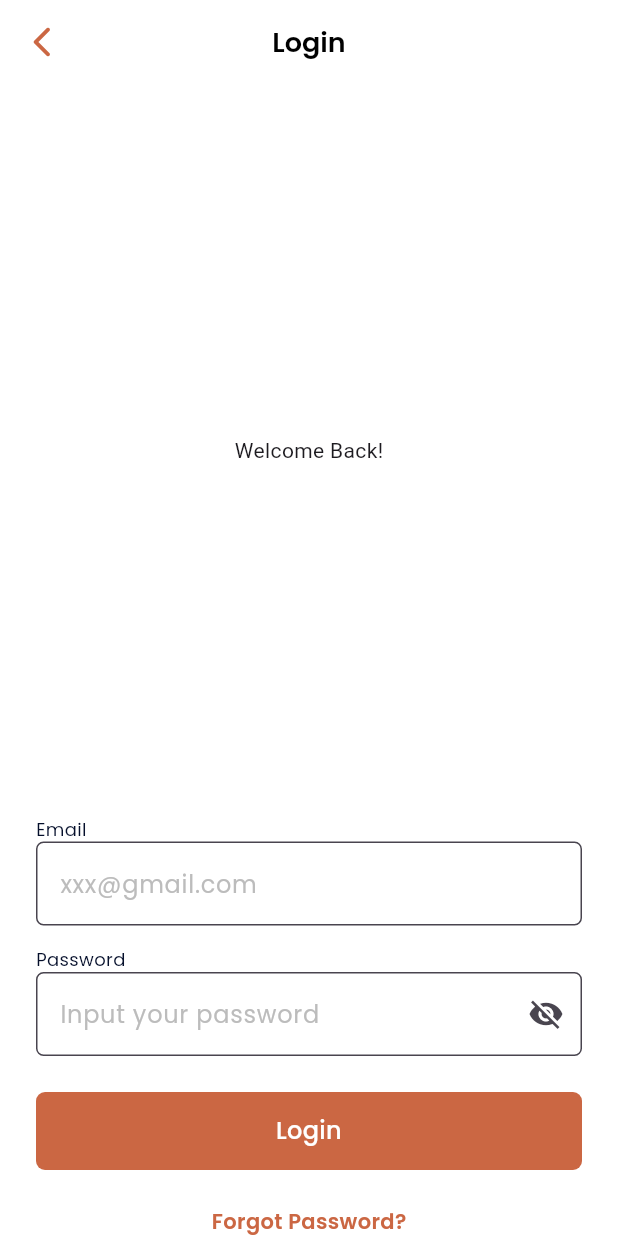
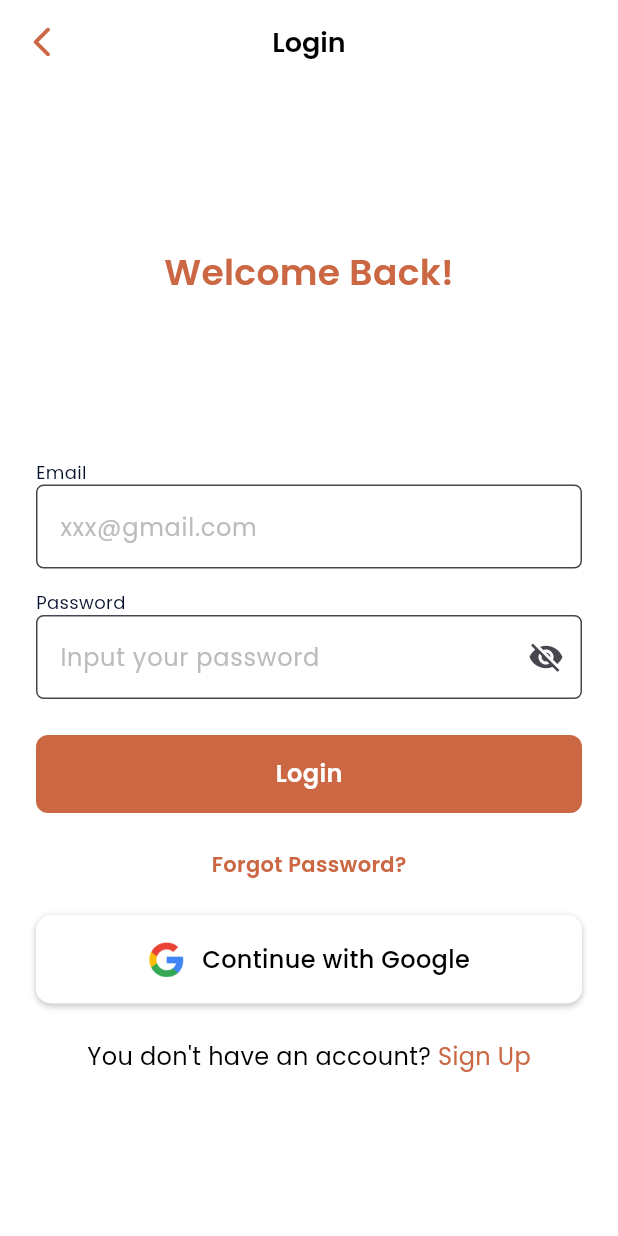
Before and after one commit to karehaa/eco-style, a Flutter app: the screen it shows after launch, after a tap on "Skip", on a phone screen of 412 x 824 dp. Run offline on Flutter 3.47's test engine with Material 3 defaults, Android fonts, the phone set to English and light mode, and no system bars.

Commit message:
Sign-In Page UI Finished

```diff
--- a/lib/pages/onboarding/onboarding1.dart
+++ b/lib/pages/onboarding/onboarding1.dart
@@ -103,8 +103,13 @@ class Onboarding1 extends StatelessWidget {
                   ),
                   const MultiPurposeButton(
                     buttonText: "Continue",
+                    textColor: ColorPallete.white,
+                    textWeight: FontWeight.w500,
+                    buttonColor: ColorPallete.terracota,
                     buttonHeight: 50,
+                    radius: 6,
                     routeDestination: Onboarding2(),
+                    hasIcon: false,
                   ),
                 ],
               )),
--- a/lib/pages/onboarding/onboarding2.dart
+++ b/lib/pages/onboarding/onboarding2.dart
@@ -103,8 +103,13 @@ class Onboarding2 extends StatelessWidget {
                   ),
                   const MultiPurposeButton(
                     buttonText: "Continue",
+                    textColor: ColorPallete.white,
+                    textWeight: FontWeight.w500,
+                    buttonColor: ColorPallete.terracota,
                     buttonHeight: 50,
+                    radius: 6,
                     routeDestination: Onboarding3(),
+                    hasIcon: false,
                   ),
                 ],
               )),
--- a/lib/pages/onboarding/onboarding3.dart
+++ b/lib/pages/onboarding/onboarding3.dart
@@ -102,8 +102,13 @@ class Onboarding3 extends StatelessWidget {
                   ),
                   const MultiPurposeButton(
                     buttonText: "Continue",
+                    textColor: ColorPallete.white,
+                    textWeight: FontWeight.w500,
+                    buttonColor: ColorPallete.terracota,
                     buttonHeight: 50,
+                    radius: 6,
                     routeDestination: SignIn(),
+                    hasIcon: false,
                   ),
                 ],
               )),
--- a/lib/pages/registration/sign_in.dart
+++ b/lib/pages/registration/sign_in.dart
@@ -1,3 +1,5 @@
+import 'package:eco_style/pages/onboarding/onboarding3.dart';
+import 'package:eco_style/pages/registration/sign_up.dart';
 import 'package:eco_style/themes/color_pallete.dart';
 import 'package:eco_style/widgets/multi_purpose_button.dart';
 import 'package:eco_style/widgets/non_visible_field.dart';
@@ -23,7 +25,12 @@ class _SignIn extends State<SignIn> {
         backgroundColor: Colors.transparent,
         elevation: 0,
         leading: IconButton(
-          onPressed: () {},
+          onPressed: () => Navigator.push(
+            context,
+            MaterialPageRoute(
+              builder: (context) => const Onboarding3(),
+            ),
+          ),
           icon: const Icon(Icons.arrow_back_ios_new_rounded),
           color: ColorPallete.terracota,
         ),
@@ -42,12 +49,20 @@ class _SignIn extends State<SignIn> {
         child: Container(
           width: double.infinity,
           padding: const EdgeInsets.symmetric(horizontal: 24),
-          child: const Column(
+          child: Column(
             children: [
-              Spacer(),
-              Text("Welcome Back!"),
-              Spacer(),
-              Align(
+              const Spacer(),
+              const Text(
+                "Welcome Back!",
+                style: TextStyle(
+                  color: ColorPallete.terracota,
+                  fontSize: 24,
+                  fontWeight: FontWeight.w600,
+                  fontFamily: 'Poppins',
+                ),
+              ),
+              const Spacer(),
+              const Align(
                 alignment: Alignment.centerLeft,
                 child: Text(
                   "Email",
@@ -59,13 +74,13 @@ class _SignIn extends State<SignIn> {
                   ),
                 ),
               ),
-              VisibleField(
+              const VisibleField(
                 labelText: "xxx@gmail.com",
               ),
-              SizedBox(
+              const SizedBox(
                 height: 14,
               ),
-              Align(
+              const Align(
                 alignment: Alignment.centerLeft,
                 child: Text(
                   "Password",
@@ -77,27 +92,85 @@ class _SignIn extends State<SignIn> {
                   ),
                 ),
               ),
-              NonVisibleField(
+              const NonVisibleField(
                 labelText: "Input your password",
               ),
-              SizedBox(
+              const SizedBox(
                 height: 24,
               ),
-              MultiPurposeButton(
+              const MultiPurposeButton(
                 buttonText: "Login",
+                buttonColor: ColorPallete.terracota,
+                textColor: ColorPallete.white,
+                textWeight: FontWeight.w600,
                 buttonHeight: 52,
+                radius: 8,
                 routeDestination: SignIn(),
+                hasIcon: false,
               ),
-              SizedBox(
+              const SizedBox(
                 height: 24,
               ),
-              TransparentButton(
+              const TransparentButton(
                 buttonText: "Forgot Password?",
                 color: ColorPallete.terracota,
                 fontSize: 14,
                 fontWeight: FontWeight.w600,
                 routeDestination: SignIn(),
-              )
+              ),
+              const SizedBox(
+                height: 24,
+              ),
+              MultiPurposeButton(
+                buttonColor: ColorPallete.white,
+                textColor: ColorPallete.black,
+                textWeight: FontWeight.w500,
+                buttonText: "Continue with Google",
+                buttonHeight: 59,
+                radius: 10,
+                routeDestination: const SignIn(),
+                iconPath: 'assets/image/others/google_logo.png',
+                iconWidth: 24,
+                iconHeight: 24,
+                hasShadow: true,
+                shadows: [
+                  BoxShadow(
+                    color: ColorPallete.black.withOpacity(0.08),
+                    blurRadius: 3,
+                    offset: const Offset(0, 0),
+                  ),
+                  BoxShadow(
+                    color: ColorPallete.black.withOpacity(0.17),
+                    blurRadius: 3,
+                    offset: const Offset(0, 2),
+                  )
+                ],
+              ),
+              const SizedBox(
+                height: 24,
+              ),
+              const Row(
+                mainAxisAlignment: MainAxisAlignment.center,
+                children: [
+                  Text(
+                    "You don't have an account? ",
+                    style: TextStyle(
+                      color: ColorPallete.black,
+                      fontSize: 16,
+                      fontWeight: FontWeight.w400,
+                      fontFamily: 'Poppins',
+                    ),
+                  ),
+                  TransparentButton(
+                    buttonText: "Sign Up",
+                    fontSize: 16,
+                    fontWeight: FontWeight.w400,
+                    color: ColorPallete.terracota,
+                    routeDestination: SignUp(),
+                  )
+                ],
+              ),
+              const Spacer(),
             ],
           ),
         ),
--- a/lib/themes/color_pallete.dart
+++ b/lib/themes/color_pallete.dart
@@ -4,6 +4,7 @@ class ColorPallete {
   static const Color white = Color.fromARGB(255, 255, 255, 255);
   static const Color black = Color.fromARGB(255, 0, 0, 0);
   static const Color grey = Color.fromARGB(255, 188, 188, 188);
+  static const Color darkGrey = Color.fromARGB(255, 143, 143, 143);
   static const Color lightCream = Color.fromARGB(255, 246, 242, 235);
   static const Color darkBrown = Color.fromARGB(255, 73, 57, 44);
   static const Color cream = Color.fromARGB(255, 200, 185, 126);
--- a/lib/widgets/multi_purpose_button.dart
+++ b/lib/widgets/multi_purpose_button.dart
@@ -1,17 +1,36 @@
-import 'package:eco_style/themes/color_pallete.dart';
 import 'package:flutter/material.dart';
 
 class MultiPurposeButton extends StatelessWidget {
   const MultiPurposeButton({
     super.key,
+    required this.buttonColor,
+    required this.textColor,
+    required this.textWeight,
     required this.buttonText,
     required this.buttonHeight,
+    required this.radius,
+    this.hasShadow = false,
+    this.shadows,
     required this.routeDestination,
+    this.hasIcon = true,
+    this.iconPath,
+    this.iconWidth,
+    this.iconHeight,
   });
 
+  final Color buttonColor;
+  final Color textColor;
+  final FontWeight textWeight;
   final String buttonText;
   final double buttonHeight;
+  final double radius;
   final Widget routeDestination;
+  final bool hasShadow;
+  final List<BoxShadow>? shadows;
+  final bool hasIcon;
+  final String? iconPath;
+  final double? iconWidth;
+  final double? iconHeight;
 
   @override
   Widget build(BuildContext context) {
@@ -22,18 +41,35 @@ class MultiPurposeButton extends StatelessWidget {
         width: double.infinity,
         height: buttonHeight,
         decoration: BoxDecoration(
-            color: ColorPallete.terracota,
-            borderRadius: BorderRadius.circular(6)),
+          color: buttonColor,
+          borderRadius: BorderRadius.circular(radius),
+          boxShadow: hasShadow ? shadows ?? shadows : [],
+        ),
         child: Center(
-            child: Text(
-          buttonText,
-          style: const TextStyle(
-            color: ColorPallete.white,
-            fontSize: 16,
-            fontWeight: FontWeight.w500,
-            fontFamily: 'Poppins',
-          ),
-          textAlign: TextAlign.center,
+            child: Row(
+          mainAxisAlignment: MainAxisAlignment.center,
+          children: [
+            if (hasIcon && iconPath != null)
+              Image.asset(
+                iconPath!,
+                width: iconWidth,
+                height: iconHeight,
+              ),
+            if (hasIcon && iconPath != null)
+              const SizedBox(
+                width: 12,
+              ),
+            Text(
+              buttonText,
+              style: TextStyle(
+                color: textColor,
+                fontSize: 16,
+                fontWeight: textWeight,
+                fontFamily: 'Poppins',
+              ),
+              textAlign: TextAlign.center,
+            ),
+          ],
         )),
       ),
     );
--- a/lib/widgets/transparent_button.dart
+++ b/lib/widgets/transparent_button.dart
@@ -1,5 +1,4 @@
 import 'package:flutter/material.dart';
-import 'package:eco_style/themes/color_pallete.dart';
 
 class TransparentButton extends StatelessWidget {
   const TransparentButton({
--- a/pubspec.yaml
+++ b/pubspec.yaml
@@ -62,6 +62,7 @@ flutter:
   # To add assets to your application, add an assets section, like this:
   assets:
     - assets/image/others/ecostyle_logo.png
+    - assets/image/others/google_logo.png
     - assets/image/background_images/lady_white_suit.jpg
     - assets/image/background_images/a_dude.jpg
     - assets/image/background_images/children.jpg
```
Also changed, not shown: lib/pages/registration/sign_up.dart (added, +228 -0 lines), assets/image/others/google_logo.png (added).
